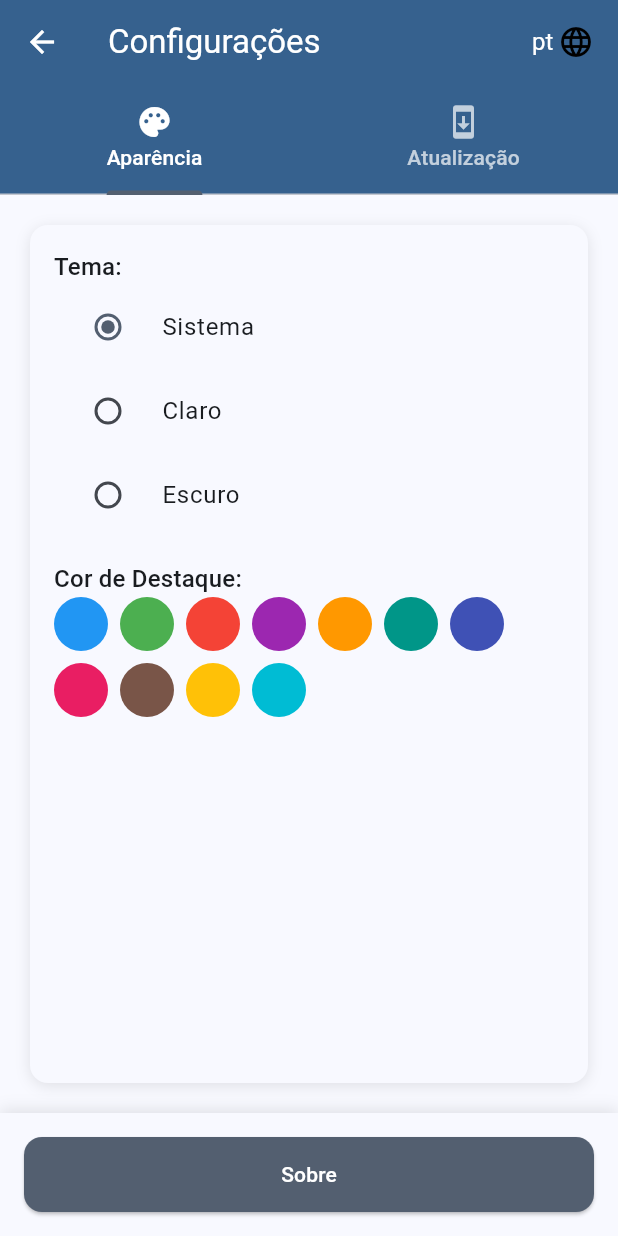
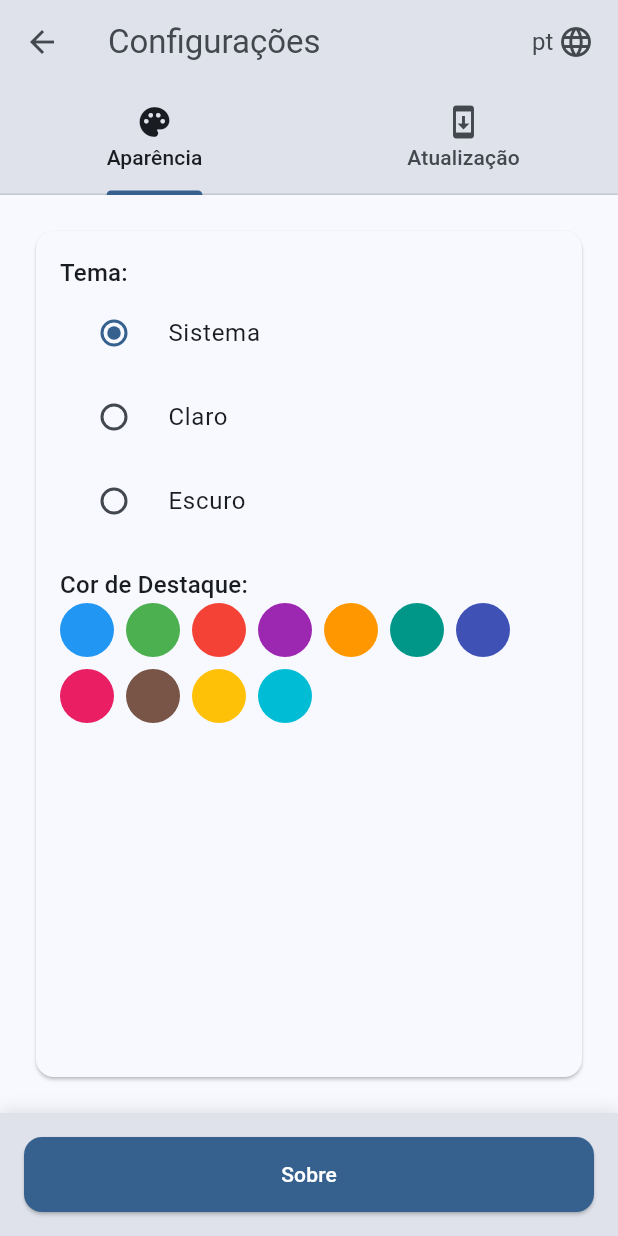
Before and after one commit to Luiz-eduardp/akashic_records, a Flutter app: the SettingsScreen screen opened by its route, on a phone screen of 412 x 824 dp. Run offline on Flutter 3.47's test engine with Material 3 defaults, Android fonts, the phone set to English and light mode, and no system bars; our stand-ins replace cached_network_image, cookie_jar, dio, flutter_colorpicker, flutter_html, flutter_markdown and 5 more; accounts and stored records are empty; network calls fail.

Commit message:
feat: improve UI and add novel tile widget
- Updated AppBar style and elevation
- Improved Settings screen layout and theme
- Added a new NovelListTile widget
- Removed unnecessary print statements
- Improved error handling in SettingsScreen

```diff
--- a/lib/screens/settings/settings_screen.dart
+++ b/lib/screens/settings/settings_screen.dart
@@ -85,21 +85,27 @@ class _SettingsScreenState extends State<SettingsScreen>
           _latestVersion = 'Erro ao carregar'.translate;
           _isLoading = false;
         });
+        if (kDebugMode) {
           print('Erro ao buscar releases: ${response.statusCode}');
+        }
       }
     } catch (e) {
       setState(() {
         _latestVersion = 'Erro ao carregar'.translate;
         _isLoading = false;
       });
+      if (kDebugMode) {
         print('Erro: $e');
+      }
     }
   }
 
   Future<void> _resetInitialScreenPreference() async {
     final prefs = await SharedPreferences.getInstance();
     await prefs.remove('hasShownInitialScreen');
+    if (kDebugMode) {
       print('hasShownInitialScreen preference reset.');
+    }
   }
 
   bool _isUpdateAvailable(String currentVersion, String latestVersion) {
@@ -127,17 +133,22 @@ class _SettingsScreenState extends State<SettingsScreen>
     return Scaffold(
       appBar: AppBar(
         title: Text('Configurações'.translate),
-        backgroundColor: theme.colorScheme.primary,
-        foregroundColor: theme.colorScheme.onPrimary,
+        backgroundColor: theme.colorScheme.surfaceVariant,
+        foregroundColor: theme.colorScheme.onSurfaceVariant,
+        surfaceTintColor: theme.colorScheme.surfaceVariant,
+        scrolledUnderElevation: 3,
         actions: [
           Padding(
             padding: const EdgeInsets.only(right: 16.0),
             child: DropdownButtonHideUnderline(
               child: DropdownButton<Locale>(
                 value: I18n.currentLocate,
-                icon: const Icon(Icons.language, color: Colors.black),
-                dropdownColor: theme.colorScheme.primary,
-                style: TextStyle(color: theme.colorScheme.onPrimary),
+                icon: Icon(
+                  Icons.language,
+                  color: theme.colorScheme.onSurfaceVariant,
+                ),
+                dropdownColor: theme.colorScheme.surface,
+                style: TextStyle(color: theme.colorScheme.onSurfaceVariant),
                 items:
                     I18n.supportedLocales.map((Locale locale) {
                       return DropdownMenuItem<Locale>(
@@ -162,9 +173,9 @@ class _SettingsScreenState extends State<SettingsScreen>
         ],
         bottom: TabBar(
           controller: _tabController,
-          indicatorColor: theme.colorScheme.secondary,
-          labelColor: theme.colorScheme.onPrimary,
-          unselectedLabelColor: theme.colorScheme.onPrimary.withOpacity(0.7),
+          indicatorColor: theme.colorScheme.primary,
+          labelColor: theme.colorScheme.onSurface,
+          unselectedLabelColor: theme.colorScheme.onSurfaceVariant,
           tabs: [
             Tab(text: 'Aparência'.translate, icon: const Icon(Icons.palette)),
             Tab(
@@ -175,44 +186,45 @@ class _SettingsScreenState extends State<SettingsScreen>
         ),
       ),
       backgroundColor: theme.colorScheme.background,
-      body: TabBarView(
+      body: SafeArea(
+        child: TabBarView(
           controller: _tabController,
           children: [
-          Padding(
-            padding: const EdgeInsets.all(20),
-            child: Container(
-              decoration: BoxDecoration(
-                color: theme.cardColor,
-                borderRadius: BorderRadius.circular(12),
-                boxShadow: [
-                  BoxShadow(
-                    color: Colors.black.withOpacity(0.1),
-                    blurRadius: 8,
-                    offset: const Offset(0, 2),
-                  ),
+            _buildAppearanceTab(theme, appState),
+            _buildUpdateTab(theme),
           ],
         ),
+      ),
+      bottomNavigationBar: _AboutButton(),
+    );
+  }
+
+  Widget _buildAppearanceTab(ThemeData theme, AppState appState) {
+    return Padding(
+      padding: const EdgeInsets.all(20),
+      child: Card(
+        elevation: 1,
+        color: theme.colorScheme.surface,
+        shape: RoundedRectangleBorder(borderRadius: BorderRadius.circular(12)),
+        child: Padding(
           padding: const EdgeInsets.all(16),
           child: _ThemeSettings(appState: appState, theme: theme),
         ),
       ),
+    );
+  }
 
-          Padding(
+  Widget _buildUpdateTab(ThemeData theme) {
+    return Padding(
       padding: const EdgeInsets.all(20),
-            child: Container(
-              decoration: BoxDecoration(
-                color: theme.cardColor,
-                borderRadius: BorderRadius.circular(12),
-                boxShadow: [
-                  BoxShadow(
-                    color: Colors.black.withOpacity(0.1),
-                    blurRadius: 8,
-                    offset: const Offset(0, 2),
-                  ),
-                ],
-              ),
+      child: Card(
+        elevation: 1,
+        color: theme.colorScheme.surface,
+        shape: RoundedRectangleBorder(borderRadius: BorderRadius.circular(12)),
+        child: Padding(
           padding: const EdgeInsets.all(16),
           child: Column(
+            crossAxisAlignment: CrossAxisAlignment.start,
             children: [
               SettingsTile(
                 title: 'Versão do Aplicativo'.translate,
@@ -223,10 +235,9 @@ class _SettingsScreenState extends State<SettingsScreen>
                 subtitle:
                     _isLoading ? 'Carregando...'.translate : _latestVersion,
               ),
+              const SizedBox(height: 16),
               if (_updateAvailable)
-                    Padding(
-                      padding: const EdgeInsets.only(top: 16.0),
-                      child: ElevatedButton(
+                ElevatedButton(
                   onPressed: () {
                     if (kIsWeb) {
                       launchUrl(
@@ -240,8 +251,8 @@ class _SettingsScreenState extends State<SettingsScreen>
                     }
                   },
                   style: ElevatedButton.styleFrom(
-                          backgroundColor: theme.colorScheme.secondary,
-                          foregroundColor: theme.colorScheme.onSecondary,
+                    backgroundColor: theme.colorScheme.primary,
+                    foregroundColor: theme.colorScheme.onPrimary,
                     padding: const EdgeInsets.symmetric(
                       horizontal: 24,
                       vertical: 12,
@@ -253,14 +264,10 @@ class _SettingsScreenState extends State<SettingsScreen>
                   ),
                   child: Text('Atualizar Aplicativo'.translate),
                 ),
-                    ),
             ],
           ),
         ),
       ),
-        ],
-      ),
-      bottomNavigationBar: _AboutButton(),
     );
   }
 }
@@ -276,10 +283,17 @@ class SettingsTile extends StatelessWidget {
     final theme = Theme.of(context);
     return ListTile(
       contentPadding: EdgeInsets.zero,
-      title: Text(title, style: theme.textTheme.titleMedium),
+      title: Text(
+        title,
+        style: theme.textTheme.titleMedium?.copyWith(
+          color: theme.colorScheme.onSurface,
+        ),
+      ),
       subtitle: Text(
         subtitle,
-        style: theme.textTheme.bodyMedium?.copyWith(color: Colors.grey),
+        style: theme.textTheme.bodyMedium?.copyWith(
+          color: theme.colorScheme.onSurfaceVariant,
+        ),
       ),
     );
   }
@@ -296,39 +310,58 @@ class _ThemeSettings extends StatelessWidget {
     return Column(
       crossAxisAlignment: CrossAxisAlignment.start,
       children: [
-        Text('Tema:'.translate, style: theme.textTheme.titleMedium),
+        Text(
+          'Tema:'.translate,
+          style: theme.textTheme.titleMedium?.copyWith(
+            color: theme.colorScheme.onSurface,
+          ),
+        ),
         RadioListTile<ThemeMode>(
-          title: Text('Sistema'.translate),
+          title: Text(
+            'Sistema'.translate,
+            style: TextStyle(color: theme.colorScheme.onSurface),
+          ),
           value: ThemeMode.system,
           groupValue: appState.themeMode,
           onChanged: (ThemeMode? value) {
             appState.setThemeMode(value!);
           },
-          activeColor: theme.colorScheme.secondary,
+          activeColor: theme.colorScheme.primary,
           controlAffinity: ListTileControlAffinity.platform,
         ),
         RadioListTile<ThemeMode>(
-          title: Text('Claro'.translate),
+          title: Text(
+            'Claro'.translate,
+            style: TextStyle(color: theme.colorScheme.onSurface),
+          ),
           value: ThemeMode.light,
           groupValue: appState.themeMode,
           onChanged: (ThemeMode? value) {
             appState.setThemeMode(value!);
           },
-          activeColor: theme.colorScheme.secondary,
+          activeColor: theme.colorScheme.primary,
           controlAffinity: ListTileControlAffinity.platform,
         ),
         RadioListTile<ThemeMode>(
-          title: Text('Escuro'.translate),
+          title: Text(
+            'Escuro'.translate,
+            style: TextStyle(color: theme.colorScheme.onSurface),
+          ),
           value: ThemeMode.dark,
           groupValue: appState.themeMode,
           onChanged: (ThemeMode? value) {
             appState.setThemeMode(value!);
           },
-          activeColor: theme.colorScheme.secondary,
+          activeColor: theme.colorScheme.primary,
           controlAffinity: ListTileControlAffinity.platform,
         ),
         const SizedBox(height: 16),
-        Text('Cor de Destaque:'.translate, style: theme.textTheme.titleMedium),
+        Text(
+          'Cor de Destaque:'.translate,
+          style: theme.textTheme.titleMedium?.copyWith(
+            color: theme.colorScheme.onSurface,
+          ),
+        ),
         _ColorPalette(appState: appState, theme: theme),
       ],
     );
@@ -362,17 +395,28 @@ class _ColorPalette extends StatelessWidget {
       runSpacing: 8.0,
       children:
           availableColors
-              .map((color) => _ColorButton(color: color, appState: appState))
+              .map(
+                (color) => _ColorButton(
+                  color: color,
+                  appState: appState,
+                  theme: theme,
+                ),
+              )
               .toList(),
     );
   }
 }
 
 class _ColorButton extends StatelessWidget {
-  const _ColorButton({required this.color, required this.appState});
+  const _ColorButton({
+    required this.color,
+    required this.appState,
+    required this.theme,
+  });
 
   final Color color;
   final AppState appState;
+  final ThemeData theme;
 
   @override
   Widget build(BuildContext context) {
@@ -389,7 +433,7 @@ class _ColorButton extends StatelessWidget {
           border: Border.all(
             color:
                 appState.accentColor == color
-                    ? Colors.black
+                    ? theme.colorScheme.onSurface
                     : Colors.transparent,
             width: 3,
           ),
@@ -407,7 +451,7 @@ class _AboutButton extends StatelessWidget {
     return Container(
       padding: const EdgeInsets.all(16.0),
       decoration: BoxDecoration(
-        color: theme.colorScheme.surface,
+        color: theme.colorScheme.surfaceVariant,
         boxShadow: [
           BoxShadow(
             color: Colors.black.withOpacity(0.1),
@@ -424,8 +468,8 @@ class _AboutButton extends StatelessWidget {
           );
         },
         style: ElevatedButton.styleFrom(
-          backgroundColor: theme.colorScheme.secondary,
-          foregroundColor: theme.colorScheme.onSecondary,
+          backgroundColor: theme.colorScheme.primary,
+          foregroundColor: theme.colorScheme.onPrimary,
           minimumSize: const Size(double.infinity, 50),
           shape: RoundedRectangleBorder(
             borderRadius: BorderRadius.circular(12),
```
Also changed, not shown: lib/screens/reader/reader_app_bar_widget.dart (+5 -2 lines), lib/screens/reader/settings/tabs/text_tab.dart (+5 -5 lines), lib/widgets/novel_tile.dart (added, +76 -0 lines). Lines whose indentation alone changed are shown as unchanged.
